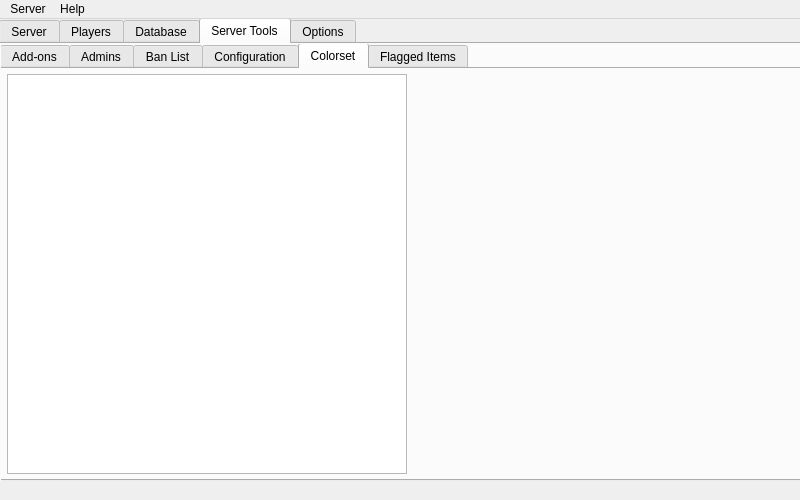
Before: the Qt Designer form mainwindow.ui in ZachNo/Blockland-AdvancedSM, drawn with Qt 5.
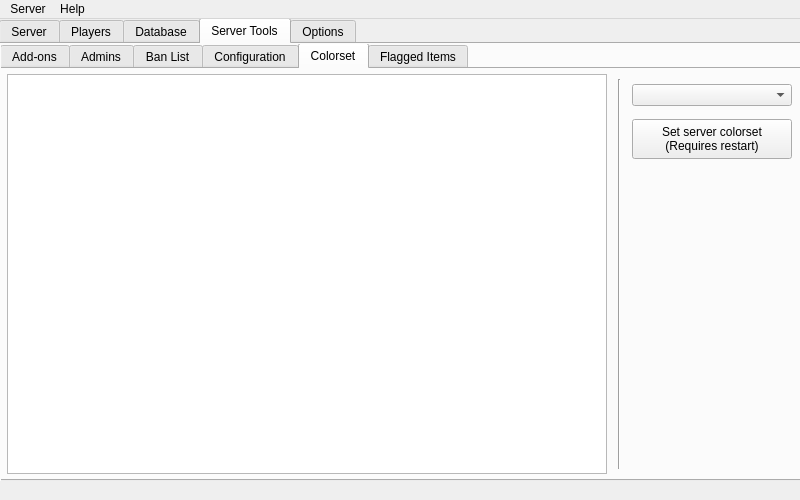
After: the same form once the commit is applied. The open tabs and pages were chosen to show the change. Icons and pictures are not drawn.

Diff of the .ui file:
```diff
--- a/mainwindow.ui
+++ b/mainwindow.ui
@@ -773,9 +773,76 @@
          <rect>
           <x>5</x>
           <y>5</y>
-          <width>400</width>
+          <width>600</width>
           <height>400</height>
          </rect>
+        </property>
+        <property name="sizePolicy">
+         <sizepolicy hsizetype="Fixed" vsizetype="Fixed">
+          <horstretch>0</horstretch>
+          <verstretch>0</verstretch>
+         </sizepolicy>
+        </property>
+        <property name="dragEnabled">
+         <bool>false</bool>
+        </property>
+        <property name="selectionMode">
+         <enum>QAbstractItemView::SingleSelection</enum>
+        </property>
+        <property name="showGrid">
+         <bool>false</bool>
+        </property>
+        <property name="cornerButtonEnabled">
+         <bool>false</bool>
+        </property>
+        <attribute name="horizontalHeaderVisible">
+         <bool>false</bool>
+        </attribute>
+        <attribute name="horizontalHeaderHighlightSections">
+         <bool>false</bool>
+        </attribute>
+        <attribute name="verticalHeaderVisible">
+         <bool>false</bool>
+        </attribute>
+        <attribute name="verticalHeaderHighlightSections">
+         <bool>false</bool>
+        </attribute>
+       </widget>
+       <widget class="QComboBox" name="allColorsets">
+        <property name="geometry">
+         <rect>
+          <x>630</x>
+          <y>15</y>
+          <width>160</width>
+          <height>22</height>
+         </rect>
+        </property>
+       </widget>
+       <widget class="Line" name="line_6">
+        <property name="geometry">
+         <rect>
+          <x>610</x>
+          <y>10</y>
+          <width>15</width>
+          <height>390</height>
+         </rect>
+        </property>
+        <property name="orientation">
+         <enum>Qt::Vertical</enum>
+        </property>
+       </widget>
+       <widget class="QPushButton" name="setColorset">
+        <property name="geometry">
+         <rect>
+          <x>630</x>
+          <y>50</y>
+          <width>160</width>
+          <height>40</height>
+         </rect>
+        </property>
+        <property name="text">
+         <string>Set server colorset
+(Requires restart)</string>
         </property>
        </widget>
       </widget>
```
Left out of the diff: 8 changed lines with no effect on the pictures.
